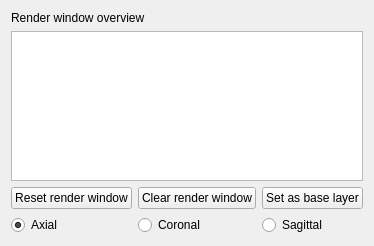
Before: the Qt Designer form Modules/RenderWindowManagerUI/src/QmitkDataStorageRenderWindowInspector.ui in MITK/MITK, drawn with Qt 5.
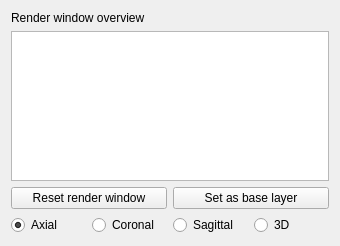
After: the same form once the commit is applied.

Commit message: Remove button; add radio button for 3D view

```diff
--- a/Modules/RenderWindowManagerUI/src/QmitkDataStorageRenderWindowInspector.ui
+++ b/Modules/RenderWindowManagerUI/src/QmitkDataStorageRenderWindowInspector.ui
@@ -6,7 +6,7 @@
    <rect>
     <x>0</x>
     <y>0</y>
-    <width>308</width>
+    <width>340</width>
     <height>246</height>
    </rect>
   </property>
@@ -38,21 +38,14 @@
    </item>
    <item>
     <layout class="QGridLayout" name="gridLayout">
-	 <item row="0" column="0">
+     <item row="0" column="0" colspan="2">
       <widget class="QPushButton" name="pushButtonResetRenderer">
        <property name="text">
         <string>Reset render window</string>
        </property>
       </widget>
      </item>
-	 <item row="0" column="1">
-      <widget class="QPushButton" name="pushButtonClearRenderer">
-       <property name="text">
-        <string>Clear render window</string>
-       </property>
-      </widget>
-     </item>
-     <item row="0" column="2">
+	 <item row="0" column="2" colspan="2">
       <widget class="QPushButton" name="pushButtonSetAsBaseLayer">
        <property name="text">
         <string>Set as base layer</string>
@@ -83,6 +76,13 @@
        </property>
       </widget>
      </item>
+     <item row="1" column="3">
+      <widget class="QRadioButton" name="radioButton3D">
+       <property name="text">
+        <string>3D</string>
+       </property>
+      </widget>
+     </item>
     </layout>
    </item>
   </layout>
```
Left out of the diff: 4 changed lines with no effect on the pictures. The commit also changes 3 other files.
